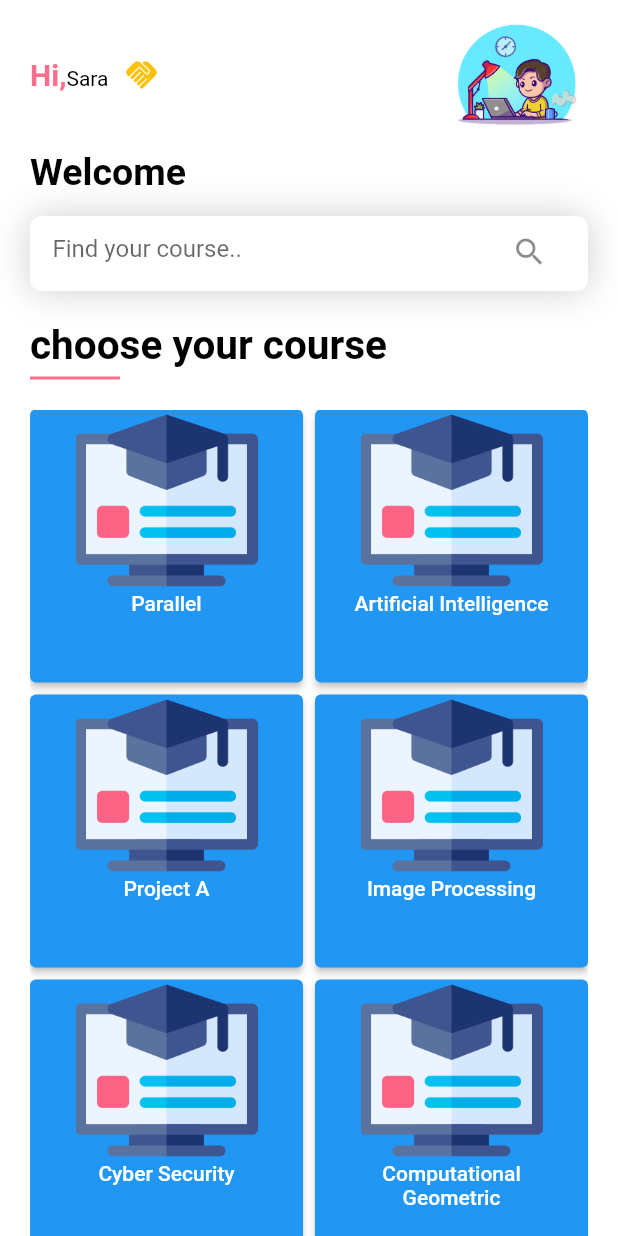
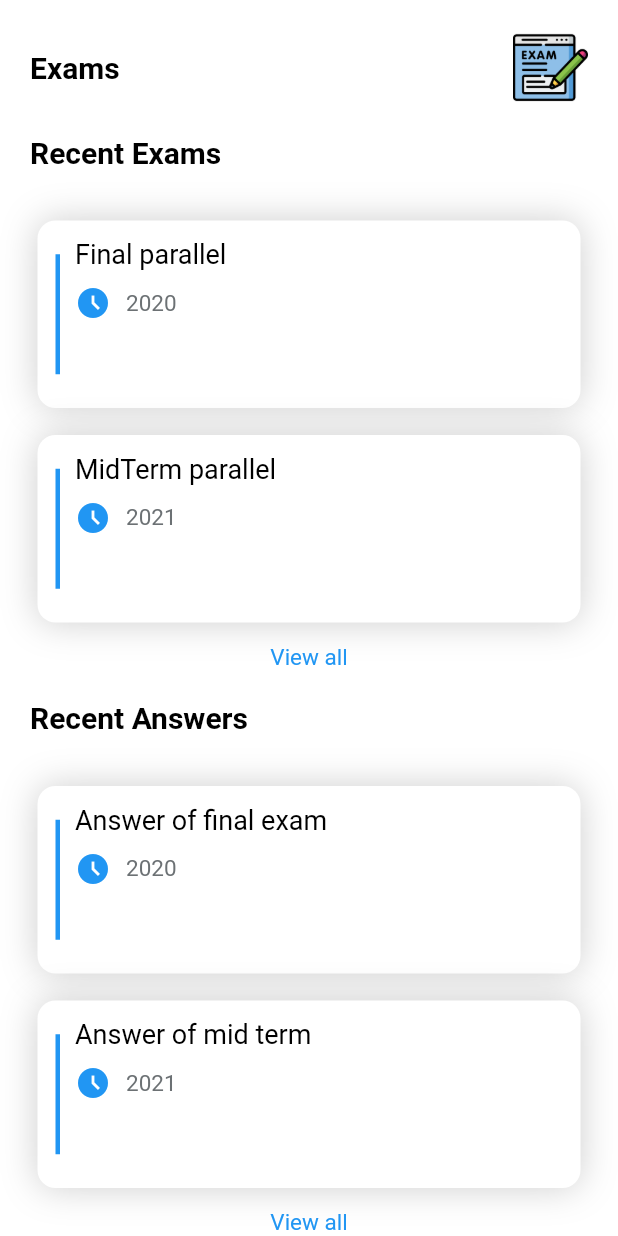
Before and after one commit to Habibakhali/AQUA, a Flutter app: the Courses screen opened by its route, after a tap on "Parallel", on a phone screen of 412 x 824 dp. Run offline on Flutter 3.47's test engine with Material 2 defaults, Android fonts, the phone set to English and light mode, and no system bars; our stand-ins replace image_picker; generated files the repository leaves out were written again.

Commit message:
update academic registration screen create courses screen create parallel screen add exam_item

```diff
--- /dev/null
+++ b/lib/exam_item.dart
@@ -0,0 +1,57 @@
+import 'package:flutter/material.dart';
+
+class ExamItem extends StatelessWidget {
+String exam, date;
+ExamItem(this.exam, this.date);
+
+
+  @override
+  Widget build(BuildContext context) {
+    return Expanded(
+      child: Container(
+        padding: EdgeInsets.all(12),
+        margin: EdgeInsets.symmetric(horizontal: 5, vertical: 4),
+        decoration: BoxDecoration(
+            color: Colors.white, borderRadius: BorderRadius.circular(12),
+
+      boxShadow: [BoxShadow(
+      blurRadius: 20,color: Colors.grey.withOpacity(0.5)
+      ),],),
+        child: Row(
+          children: [
+            Container(
+              width: 3,
+              height: 80,
+              color: Theme.of(context).primaryColor,
+            ),
+            SizedBox(
+              width: 10,
+            ),
+            Expanded(
+                child: Column(
+                  crossAxisAlignment: CrossAxisAlignment.start,
+                  children: [
+                    Text(
+                    exam,
+                      style: TextStyle(fontSize: 18),
+                    ),
+                    SizedBox(
+                      height: 10,
+                    ),
+
+                    Row(
+                      children: [
+                        Icon(Icons.access_time_filled_outlined,color: Theme.of(context).primaryColor,),
+                        SizedBox(width: 10,),
+                        Text('$date',style: TextStyle(color: Color(0xFF6C7174),fontSize: 15),),
+                      ],
+                    )
+                  ],
+                )),
+
+          ],
+        ),
+      ),
+    );
+  }
+}
--- a/lib/main.dart
+++ b/lib/main.dart
@@ -11,6 +11,7 @@ import 'package:project/qa/qa_Login.dart';
 import 'package:project/student/OtpStudent.dart';
 import 'package:project/student/courses.dart';
 import 'package:project/student/homeScreen.dart';
+import 'package:project/student/parallel.dart';
 import 'package:project/student/registration_form.dart';
 import 'package:project/student/resetpaas_student.dart';
 import 'package:project/student/setting.dart';
@@ -55,6 +56,7 @@ class MyApp extends StatelessWidget {
         routes: {
           Setting.routeName:(_)=>Setting(),
           Courses.routeName:(_)=>Courses(),
+          Parallel.routeName:(_)=>Parallel(),
           RegistrationForm.routeName:(_)=>RegistrationForm(),
           HomeScreenStudent.routeName:(_)=>HomeScreenStudent(),
           Programs.routeName:(_)=>Programs(),
--- a/lib/student/courses.dart
+++ b/lib/student/courses.dart
@@ -1,4 +1,5 @@
 import 'package:flutter/material.dart';
+import 'package:project/student/parallel.dart';
 
 import '../partement.dart';
 import 'package:flutter_gen/gen_l10n/app_localizations.dart';
@@ -18,7 +19,7 @@ class Courses extends StatelessWidget {
       AppLocalizations.of(context)!.geomety,
     ];
     List<String> coursesRoutes = [
-      Courses.routeName,
+      Parallel.routeName,
       Courses.routeName,
       Courses.routeName,
       Courses.routeName,
--- /dev/null
+++ b/lib/student/parallel.dart
@@ -0,0 +1,105 @@
+
+import 'package:flutter/material.dart';
+import 'package:project/exam_item.dart';
+
+class Parallel extends StatelessWidget {
+
+  static const String routeName = 'parallel';
+  @override
+  Widget build(BuildContext context) {
+    return Scaffold(
+        body:SafeArea(
+            child:
+            Padding(
+              padding: const EdgeInsets.only(left: 20, right: 20, top: 20),
+              child:
+              Column(
+                crossAxisAlignment: CrossAxisAlignment.stretch,
+                children: [
+                  Row(
+                    mainAxisAlignment: MainAxisAlignment.spaceBetween,
+                    children: [
+                      Text(
+                          "Exams",
+                          style: TextStyle(
+                            fontSize: 20,
+                            color: Colors.black,
+                            fontWeight: FontWeight.w600,
+                          )),
+                      SizedBox(width: 50,),
+                      Image.asset(
+                        'assets/images/exam.png',
+                        height: 50,
+                        width: 50,
+                      ),
+                    ],
+                  ),
+                  SizedBox(height: 20,),
+                  /*Container(
+                    width: MediaQuery.of(context).size.width,
+                    height: 50,
+                    decoration: BoxDecoration(
+                      boxShadow: [BoxShadow(
+                          blurRadius: 20,color: Colors.grey.withOpacity(0.5)
+                      ),],
+                      color: Colors.white,
+                      borderRadius: BorderRadius.circular(8),
+                    ),
+                    child: Padding(
+                      padding: const EdgeInsets.only(right: 15,left: 15),
+                      child: TextField(
+                        decoration: InputDecoration(hintText: "Find your course..",
+                            border: InputBorder.none,
+                            suffixIcon: Icon(Icons.search)),
+
+                      ),
+                    ),
+                  ),*/
+                  Text(
+                    "Recent Exams",
+                    style: TextStyle(
+                      fontSize: 20.0,
+                      fontWeight: FontWeight.bold,
+                    ),
+                    textAlign:TextAlign.start ,
+                  ),
+                  SizedBox(height: 30.0),
+           ExamItem('Final parallel','2020'),
+                  SizedBox(height: 10,),
+                  ExamItem('MidTerm parallel','2021'),
+                  SizedBox(height: 10,),
+                  Center(
+                    child: Text(
+                      "View all",
+                      style: TextStyle(color: Theme.of(context).colorScheme.secondary, fontSize: 15.0),
+                    ),
+                  ),
+                  SizedBox(height: 20.0),
+                  Text(
+                    "Recent Answers",
+                    style: TextStyle(
+                      fontSize: 20.0,
+                      fontWeight: FontWeight.bold,
+                    ),
+                  ),
+                  SizedBox(height: 30.0),
+              ExamItem('Answer of final exam','2020'),
+                  SizedBox(height: 10,),
+                  ExamItem('Answer of mid term','2021'),
+                  SizedBox(height: 10,),
+
+                  Center(
+                    child: Text(
+                      "View all",
+                      style: TextStyle(color: Theme.of(context).colorScheme.secondary, fontSize: 15.0),
+                    ),)
+
+                ]
+                ,
+              )
+              ,
+
+            )
+        ));
+  }
+}
```
Also changed, not shown: assets/images/exam.png (added).
